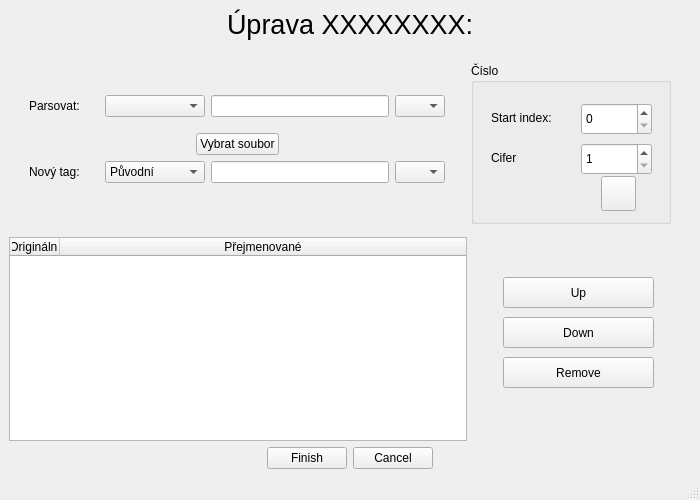
The window that ui/group_edit.ui (bezoadam/MUL) describes before a commit, drawn with Qt 5.
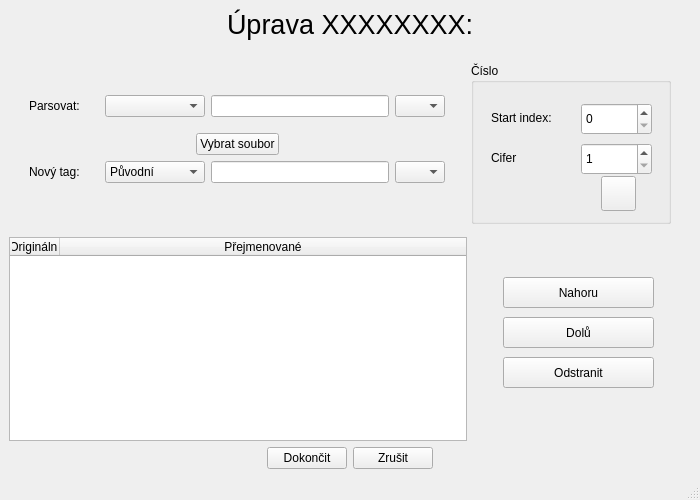
The same window after the commit. Icons and pictures are not drawn. Custom widgets are drawn as their Qt base class.

Commit message: structure refactoriation, removed rename button, fixed regular parsing, error handling and substitutions -> more simple approach using named groups with python regex, validation of renaming before trying to rename. TODO: Test and docstrings

The edit to the form file:
```diff
--- a/ui/group_edit.ui
+++ b/ui/group_edit.ui
@@ -39,14 +39,14 @@
       <item>
        <widget class="QPushButton" name="finishButton">
         <property name="text">
-         <string>Finish</string>
+         <string>Dokončit</string>
         </property>
        </widget>
       </item>
       <item>
        <widget class="QPushButton" name="cancelButton">
         <property name="text">
-         <string>Cancel</string>
+         <string>Zrušit</string>
         </property>
        </widget>
       </item>
@@ -172,7 +172,7 @@
             </rect>
            </property>
            <property name="text">
-            <string>Down</string>
+            <string>Dolů</string>
            </property>
            <property name="checkable">
             <bool>false</bool>
@@ -188,7 +188,7 @@
             </rect>
            </property>
            <property name="text">
-            <string>Up</string>
+            <string>Nahoru</string>
            </property>
            <property name="shortcut">
             <string>Ctrl+S</string>
@@ -204,7 +204,7 @@
             </rect>
            </property>
            <property name="text">
-            <string>Remove</string>
+            <string>Odstranit</string>
            </property>
            <property name="checkable">
             <bool>false</bool>
```
Left out of the diff: 8 changed lines with no effect on the pictures. The commit also changes 10 other files.
